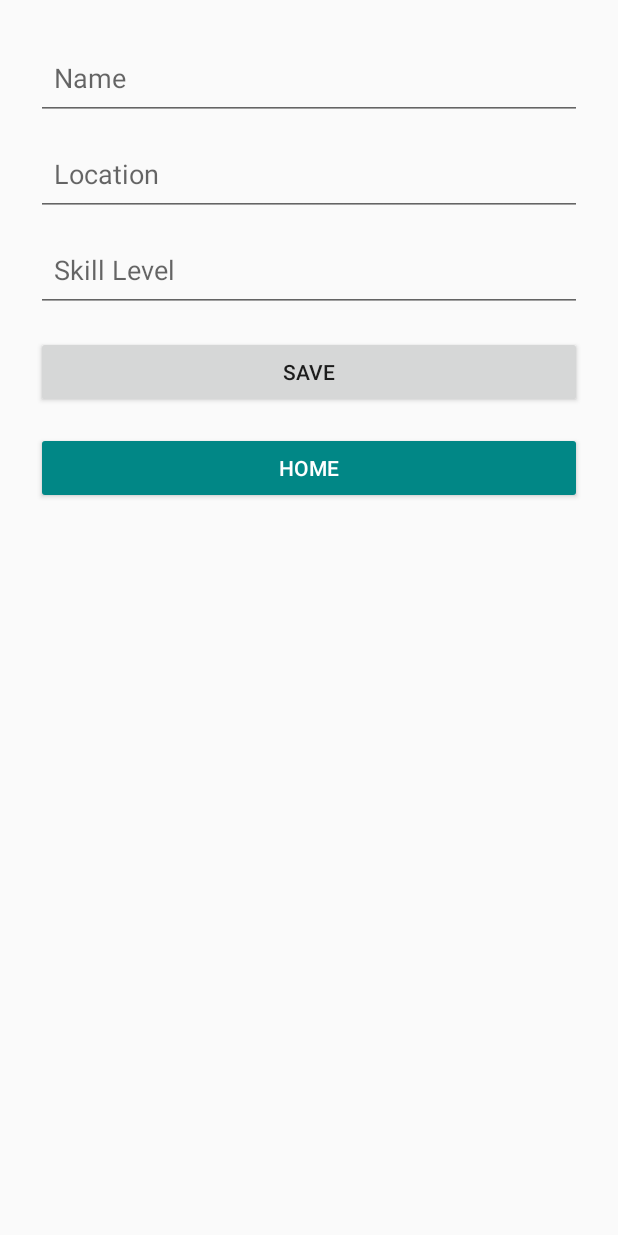
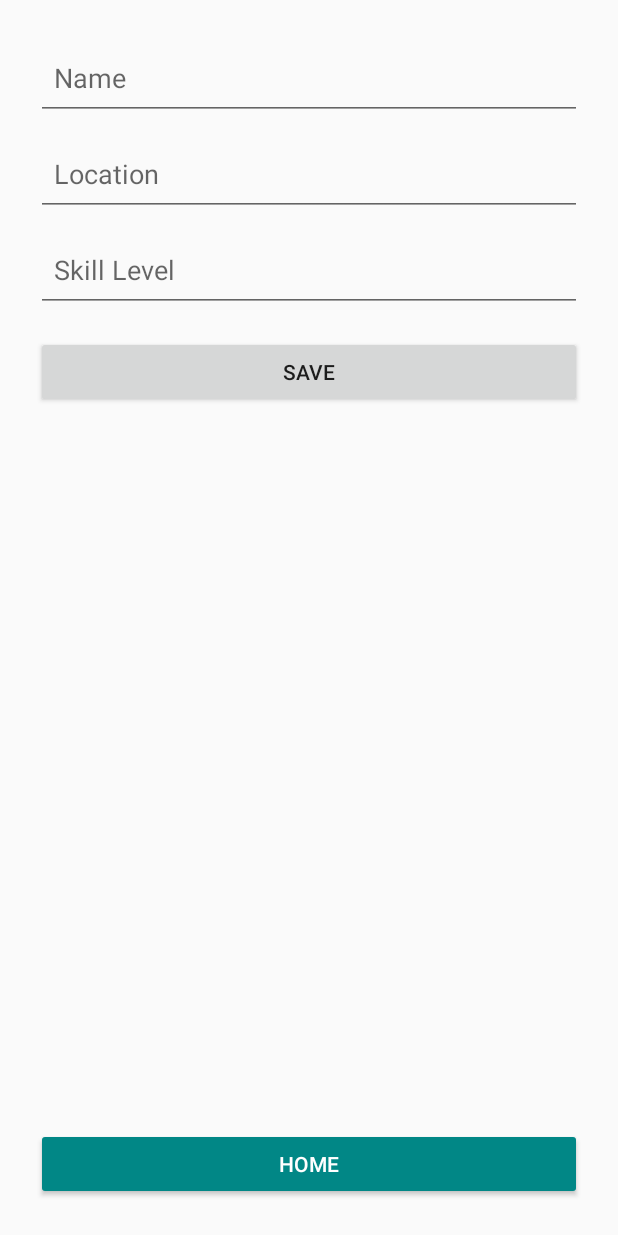
Before and after one commit to aliu1014/cse-5236-betabuddy, an Android app built with Jetpack Compose: the fragment ProfileFragment placed in its activity, on a phone screen of 412 x 824 dp. Run offline under Robolectric (Android 15) with nearby library versions, the light colour scheme and no system bars; our stand-ins replace Firebase (no records; nobody signed in at launch, a user with empty details on screens opened directly).

Commit message:
Back button

```diff
--- a/app/src/main/res/layout/fragment_friends.xml
+++ b/app/src/main/res/layout/fragment_friends.xml
@@ -1,19 +1,30 @@
 <?xml version="1.0" encoding="utf-8"?>
-<ScrollView xmlns:android="http://schemas.android.com/apk/res/android"
+<LinearLayout xmlns:android="http://schemas.android.com/apk/res/android"
+    android:orientation="vertical"
+    android:padding="24dp"
     android:layout_width="match_parent"
-    android:layout_height="match_parent"
-    android:padding="24dp">
+    android:layout_height="match_parent">
+
+    <!-- Scrollable content area -->
+    <ScrollView
+        android:layout_width="match_parent"
+        android:layout_height="0dp"
+        android:layout_weight="1">
 
         <LinearLayout
             android:orientation="vertical"
             android:layout_width="match_parent"
             android:layout_height="wrap_content">
 
+            <!-- Friend list -->
             <androidx.recyclerview.widget.RecyclerView
                 android:id="@+id/rvFriends"
-            android:layout_width="match_parent" android:layout_height="wrap_content"
-            android:nestedScrollingEnabled="false" android:layout_marginTop="12dp" />
+                android:layout_width="match_parent"
+                android:layout_height="wrap_content"
+                android:nestedScrollingEnabled="false"
+                android:layout_marginTop="12dp" />
 
+            <!-- Back button (goes back to Find Friends) -->
             <Button
                 android:id="@+id/btnBack"
                 android:layout_width="wrap_content"
@@ -21,8 +32,10 @@
                 android:text="Back"
                 android:layout_gravity="start"
                 android:layout_marginTop="16dp"
-            android:layout_marginBottom="8dp"/>
-        <include layout="@layout/include_home_button" />
-
+                android:layout_marginBottom="8dp" />
         </LinearLayout>
     </ScrollView>
+
+    <!-- Home button pinned to bottom -->
+    <include layout="@layout/include_home_button" />
+</LinearLayout>
--- a/app/src/main/res/layout/fragment_profile.xml
+++ b/app/src/main/res/layout/fragment_profile.xml
@@ -1,23 +1,53 @@
 <?xml version="1.0" encoding="utf-8"?>
-<ScrollView xmlns:android="http://schemas.android.com/apk/res/android"
-    android:layout_width="match_parent" android:layout_height="match_parent">
-    <LinearLayout android:orientation="vertical" android:padding="24dp"
-        android:layout_width="match_parent" android:layout_height="wrap_content">
+<LinearLayout xmlns:android="http://schemas.android.com/apk/res/android"
+    android:orientation="vertical"
+    android:padding="24dp"
+    android:layout_width="match_parent"
+    android:layout_height="match_parent">
 
-        <EditText android:id="@+id/etName"
-            android:layout_width="match_parent" android:layout_height="56dp"
-            android:hint="@string/name" android:padding="12dp"/>
-        <EditText android:id="@+id/etLocation"
-            android:layout_width="match_parent" android:layout_height="56dp"
-            android:layout_marginTop="8dp" android:hint="@string/location" android:padding="12dp"/>
-        <EditText android:id="@+id/etSkill"
-            android:layout_width="match_parent" android:layout_height="56dp"
-            android:layout_marginTop="8dp" android:hint="@string/skill_level" android:padding="12dp"/>
+    <!-- Scrollable content area -->
+    <ScrollView
+        android:layout_width="match_parent"
+        android:layout_height="0dp"
+        android:layout_weight="1">
 
-        <Button android:id="@+id/btnSaveProfile"
-            android:layout_width="match_parent" android:layout_height="wrap_content"
-            android:layout_marginTop="16dp" android:text="@string/save"/>
+        <LinearLayout
+            android:orientation="vertical"
+            android:layout_width="match_parent"
+            android:layout_height="wrap_content">
 
-        <include layout="@layout/include_home_button" />
-    </LinearLayout>
-</ScrollView>
+            <EditText
+                android:id="@+id/etName"
+                android:layout_width="match_parent"
+                android:layout_height="56dp"
+                android:hint="@string/name"
+                android:padding="12dp" />
+
+            <EditText
+                android:id="@+id/etLocation"
+                android:layout_width="match_parent"
+                android:layout_height="56dp"
+                android:layout_marginTop="8dp"
+                android:hint="@string/location"
+                android:padding="12dp" />
+
+            <EditText
+                android:id="@+id/etSkill"
+                android:layout_width="match_parent"
+                android:layout_height="56dp"
+                android:layout_marginTop="8dp"
+                android:hint="@string/skill_level"
+                android:padding="12dp" />
+
+            <Button
+                android:id="@+id/btnSaveProfile"
+                android:layout_width="match_parent"
+                android:layout_height="wrap_content"
+                android:layout_marginTop="16dp"
+                android:text="@string/save" />
+        </LinearLayout>
+    </ScrollView>
+
+    <!-- Home button pinned to bottom -->
+    <include layout="@layout/include_home_button" />
+</LinearLayout>
```
Lines whose indentation alone changed are shown as unchanged.
